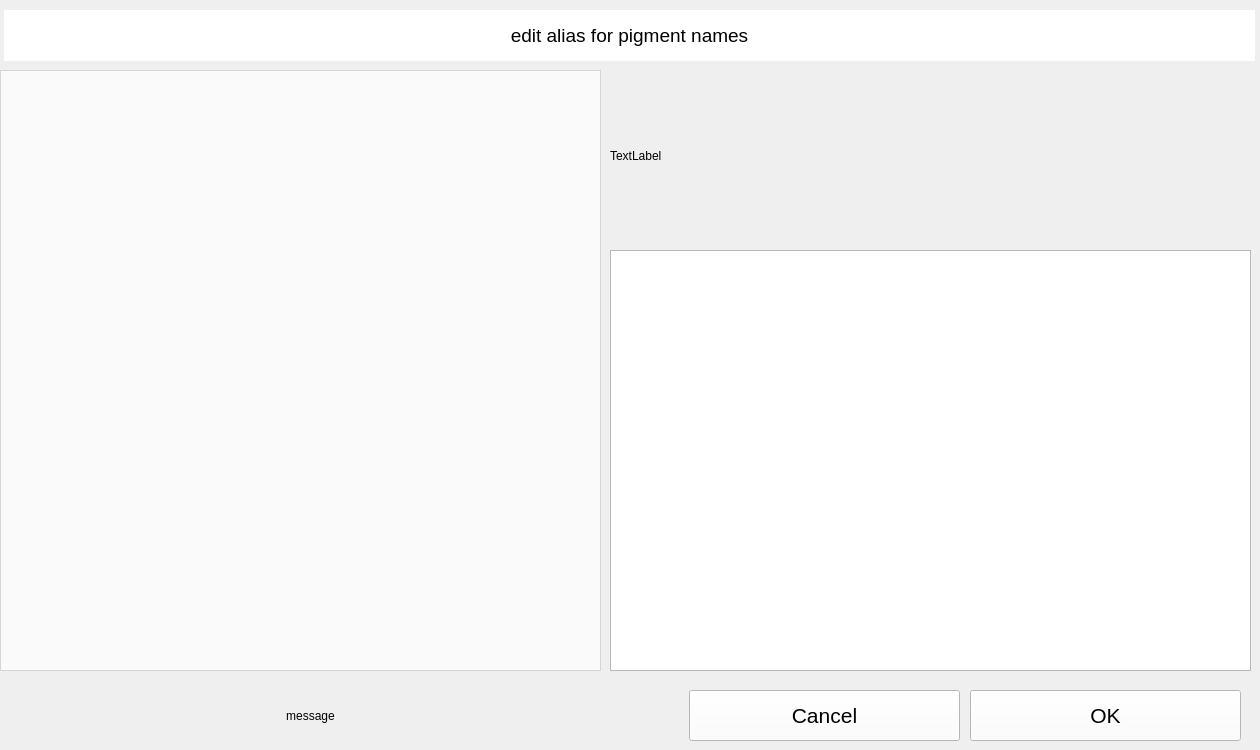
The window that src/alfa_CR6_frontend/ui/alias_dialog.ui (alfa-sw/alfa_cr6) describes before a commit, drawn with Qt 5.
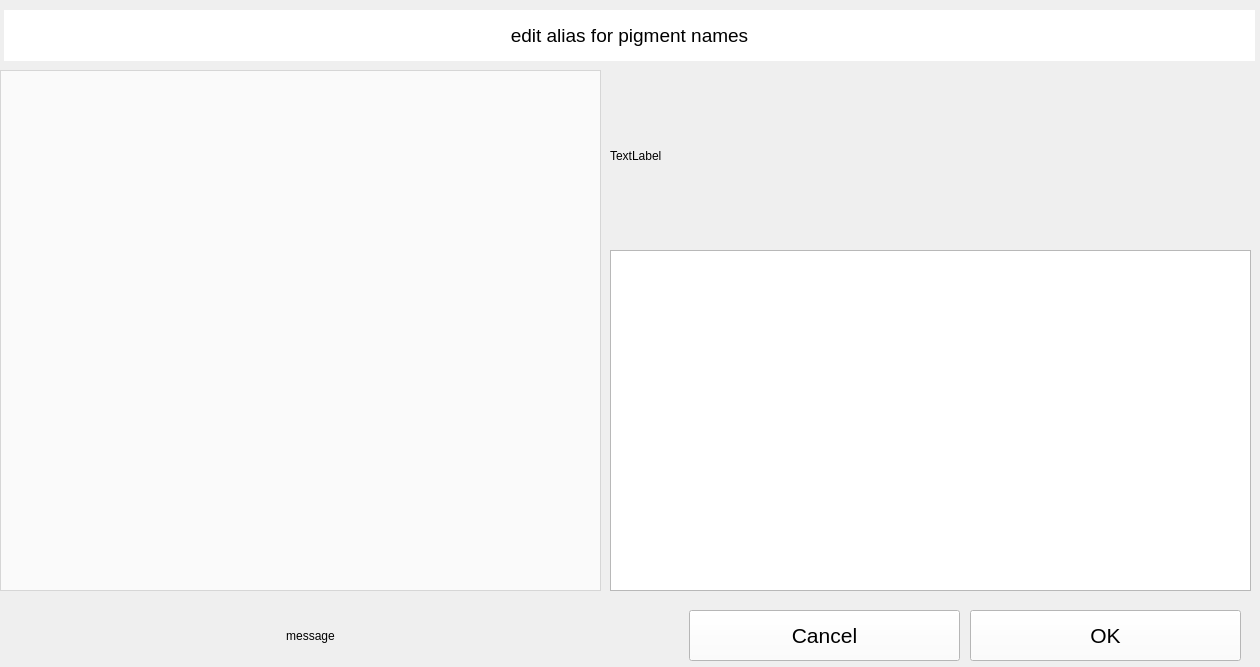
The same window after the commit.

Commit message: adjust position of AliasDialog in UI

The edit to the form file:
```diff
--- a/src/alfa_CR6_frontend/ui/alias_dialog.ui
+++ b/src/alfa_CR6_frontend/ui/alias_dialog.ui
@@ -7,7 +7,7 @@
     <x>0</x>
     <y>0</y>
     <width>1260</width>
-    <height>750</height>
+    <height>667</height>
    </rect>
   </property>
   <property name="windowTitle">
@@ -26,7 +26,7 @@
    <property name="geometry">
     <rect>
      <x>689</x>
-     <y>690</y>
+     <y>610</y>
      <width>271</width>
      <height>51</height>
     </rect>
@@ -59,7 +59,7 @@
    <property name="geometry">
     <rect>
      <x>970</x>
-     <y>690</y>
+     <y>610</y>
      <width>271</width>
      <height>51</height>
     </rect>
@@ -118,7 +118,7 @@
      <x>0</x>
      <y>70</y>
      <width>601</width>
-     <height>601</height>
+     <height>521</height>
     </rect>
    </property>
    <property name="styleSheet">
@@ -173,7 +173,7 @@
      <x>610</x>
      <y>250</y>
      <width>641</width>
-     <height>421</height>
+     <height>341</height>
     </rect>
    </property>
   </widget>
@@ -181,7 +181,7 @@
    <property name="geometry">
     <rect>
      <x>20</x>
-     <y>690</y>
+     <y>610</y>
      <width>581</width>
      <height>51</height>
     </rect>
```
